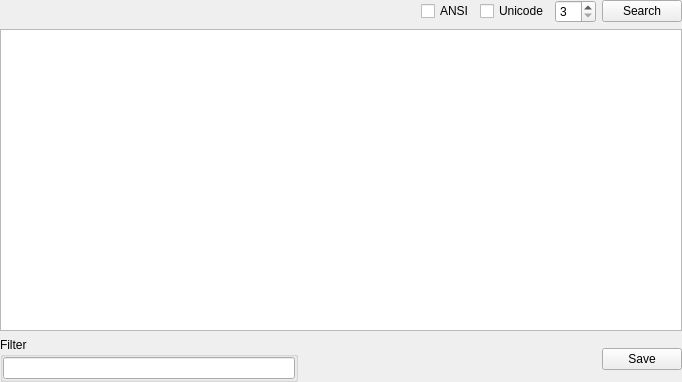
horsicq/FormatWidgets, file SearchStrings/searchstringswidget.ui: the form before one commit.
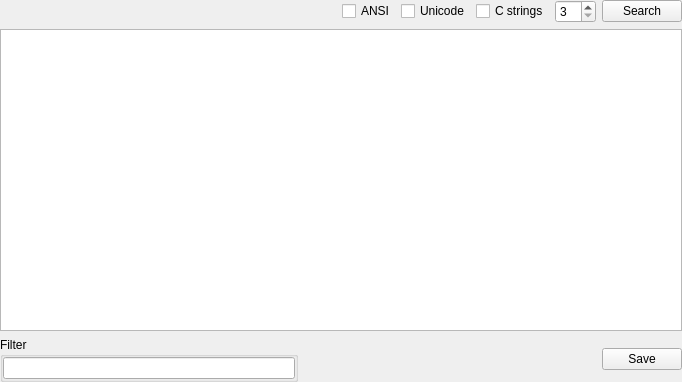
The form after the commit.

```diff
--- a/SearchStrings/searchstringswidget.ui
+++ b/SearchStrings/searchstringswidget.ui
@@ -55,6 +55,13 @@
        </property>
       </widget>
      </item>
+     <item>
+      <widget class="QCheckBox" name="checkBoxCStrings">
+       <property name="text">
+        <string notr="true">C strings</string>
+       </property>
+      </widget>
+     </item>
      <item>
       <widget class="QSpinBox" name="spinBoxMinLength">
        <property name="minimum">
```
Left out of the diff: 2 changed lines with no effect on the pictures.
